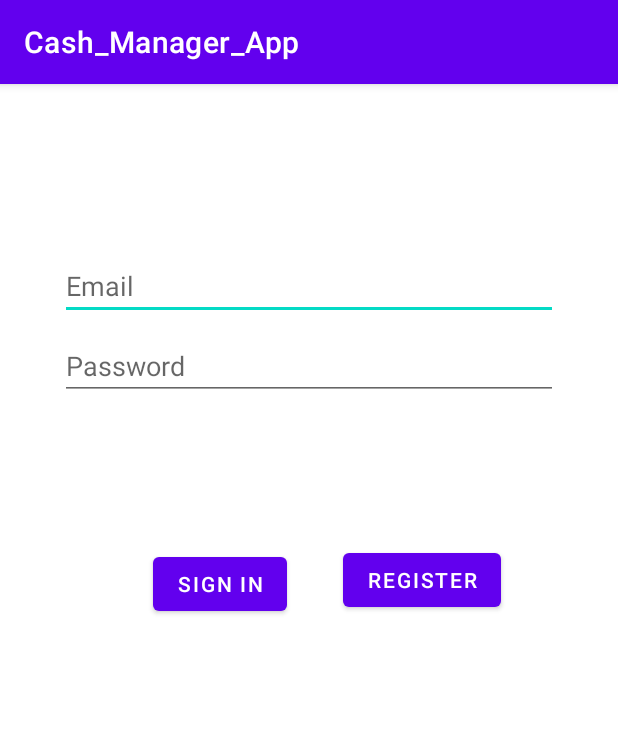
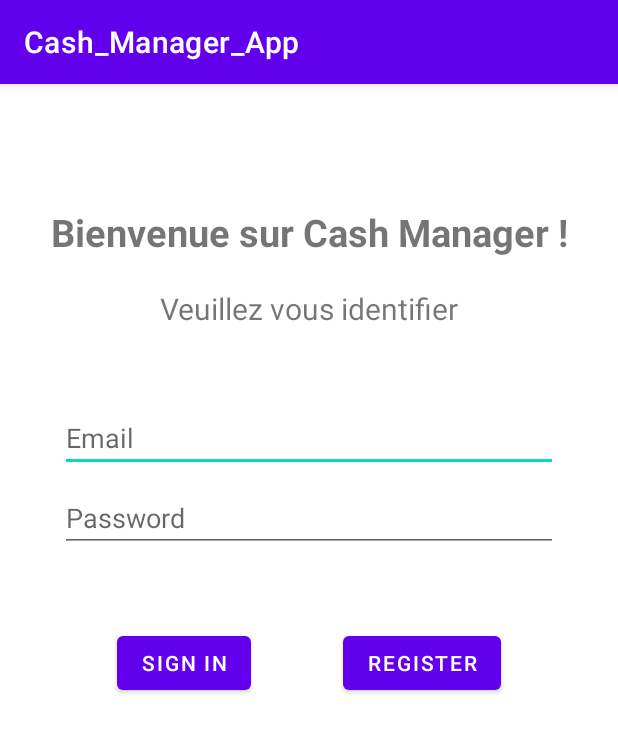
Before and after one commit to saylaan/Cash_Manager_2020, an Android app: the screen it shows after launch (Login), on a phone screen of 412 x 824 dp. Shown: the top 732 px of the screen. Run offline under Robolectric (Android 15) with nearby library versions, the phone set to English and light mode, and no system bars.

Commit message:
petit changements

```diff
--- a/Cash_Manager_App/app/src/main/AndroidManifest.xml
+++ b/Cash_Manager_App/app/src/main/AndroidManifest.xml
@@ -1,6 +1,8 @@
 <?xml version="1.0" encoding="utf-8"?>
 <manifest xmlns:android="http://schemas.android.com/apk/res/android"
     package="com.cash_manager_app">
+
+    <uses-permission android:name="android.permission.INTERNET" />
 
     <application
         android:allowBackup="true"
--- /dev/null
+++ b/Cash_Manager_App/app/src/main/java/com/cash_manager_app/services/ApiInterface.kt
@@ -0,0 +1,4 @@
+package com.cash_manager_app.services
+
+interface ApiInterface {
+}
--- a/Cash_Manager_App/app/src/main/res/layout/activity_login.xml
+++ b/Cash_Manager_App/app/src/main/res/layout/activity_login.xml
@@ -11,12 +11,35 @@
     android:paddingBottom="@dimen/activity_vertical_margin"
     tools:context=".ui.Login">
 
+    <androidx.appcompat.widget.AppCompatTextView
+        android:id="@+id/titre_appli"
+        android:layout_width="wrap_content"
+        android:layout_height="wrap_content"
+        android:text="@string/bienvenue"
+        android:textSize="25sp"
+        android:textStyle="bold"
+        android:layout_marginTop="65dp"
+        app:layout_constraintTop_toTopOf="parent"
+        app:layout_constraintEnd_toEndOf="parent"
+        app:layout_constraintStart_toStartOf="parent"/>
+
+    <androidx.appcompat.widget.AppCompatTextView
+        android:id="@+id/identifier"
+        android:layout_width="wrap_content"
+        android:layout_height="wrap_content"
+        android:text="@string/identification"
+        android:textSize="20sp"
+        android:layout_marginTop="20dp"
+        app:layout_constraintTop_toBottomOf="@id/titre_appli"
+        app:layout_constraintEnd_toEndOf="parent"
+        app:layout_constraintStart_toStartOf="parent"/>
+
     <EditText
         android:id="@+id/username"
         android:layout_width="0dp"
         android:layout_height="wrap_content"
         android:layout_marginStart="24dp"
-        android:layout_marginTop="96dp"
+        android:layout_marginTop="50dp"
         android:layout_marginEnd="24dp"
         android:autofillHints="@string/email"
         android:hint="@string/email"
@@ -24,7 +47,7 @@
         android:selectAllOnFocus="true"
         app:layout_constraintEnd_toEndOf="parent"
         app:layout_constraintStart_toStartOf="parent"
-        app:layout_constraintTop_toTopOf="parent" />
+        app:layout_constraintTop_toBottomOf="@id/identifier" />
 
     <EditText
         android:id="@+id/password"
@@ -48,30 +71,22 @@
         android:layout_width="wrap_content"
         android:layout_height="wrap_content"
         android:layout_gravity="start"
-        android:layout_marginStart="48dp"
-        android:layout_marginTop="16dp"
+        android:layout_marginTop="50dp"
         android:layout_marginBottom="64dp"
         android:text="@string/action_sign_in_short"
-        app:layout_constraintBottom_toBottomOf="parent"
         app:layout_constraintStart_toStartOf="parent"
         app:layout_constraintTop_toBottomOf="@+id/password"
-        app:layout_constraintEnd_toStartOf="@id/register"
-        app:layout_constraintVertical_bias="0.2" />
+        app:layout_constraintEnd_toStartOf="@id/register" />
 
     <Button
         android:id="@+id/register"
         android:layout_width="wrap_content"
         android:layout_height="wrap_content"
-        android:layout_gravity="start"
-        android:layout_marginTop="16dp"
-        android:layout_marginEnd="24dp"
+        android:layout_marginTop="50dp"
         android:layout_marginBottom="64dp"
         android:text="@string/action_sign_in"
-        app:layout_constraintBottom_toBottomOf="parent"
         app:layout_constraintEnd_toEndOf="parent"
-        app:layout_constraintLeft_toRightOf="@id/signin"
         app:layout_constraintTop_toBottomOf="@+id/password"
-        app:layout_constraintVertical_bias="0.194"
         app:layout_constraintStart_toEndOf="@id/signin"/>
 
     <ProgressBar
--- a/Cash_Manager_App/app/src/main/res/layout/fragment_payement.xml
+++ b/Cash_Manager_App/app/src/main/res/layout/fragment_payement.xml
@@ -12,6 +12,7 @@
         android:layout_height="wrap_content"
         android:text="@string/prix_total"
         android:textSize="35sp"
+        android:textStyle="bold"
         android:padding="20dp"
         android:layout_marginTop="20dp"
         app:layout_constraintTop_toTopOf="parent"
--- a/Cash_Manager_App/app/src/main/res/values/strings.xml
+++ b/Cash_Manager_App/app/src/main/res/values/strings.xml
@@ -7,9 +7,11 @@
     <string name="password">Password</string>
     <string name="action_sign_in">Register</string>
     <string name="action_sign_in_short">Sign in</string>
-    <string name="payement_card">Payement en carte</string>
-    <string name="payement_cheque">Payement en cheque</string>
-    <string name="prix_total">Prix total en € :</string>
+    <string name="payement_card">Card payement</string>
+    <string name="payement_cheque">Cheque payement</string>
+    <string name="prix_total">Total price (€) :</string>
+    <string name="bienvenue">Bienvenue sur Cash Manager !</string>
+    <string name="identification">Veuillez vous identifier</string>
     <string name="actual_email">Actual email :</string>
     <string name="modify_email">Modify email :</string>
     <string name="new_email">new email</string>
```
Also changed, not shown: Cash_Manager_App/app/src/main/res/layout/fragment_settings.xml (+8 -4 lines).
